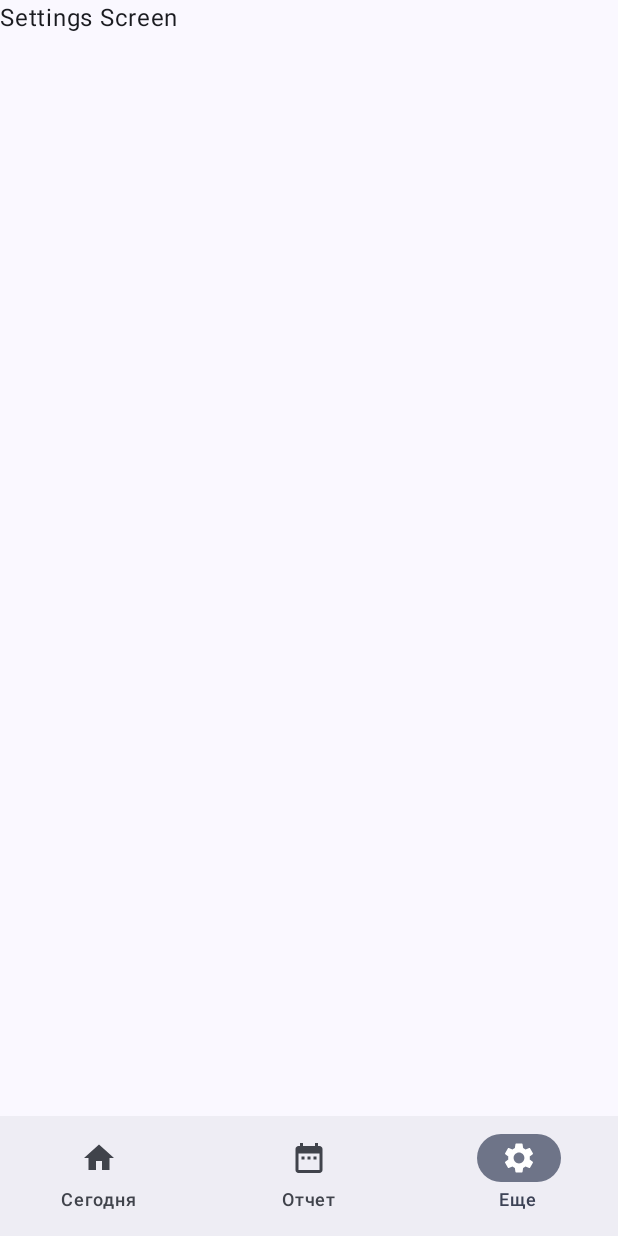
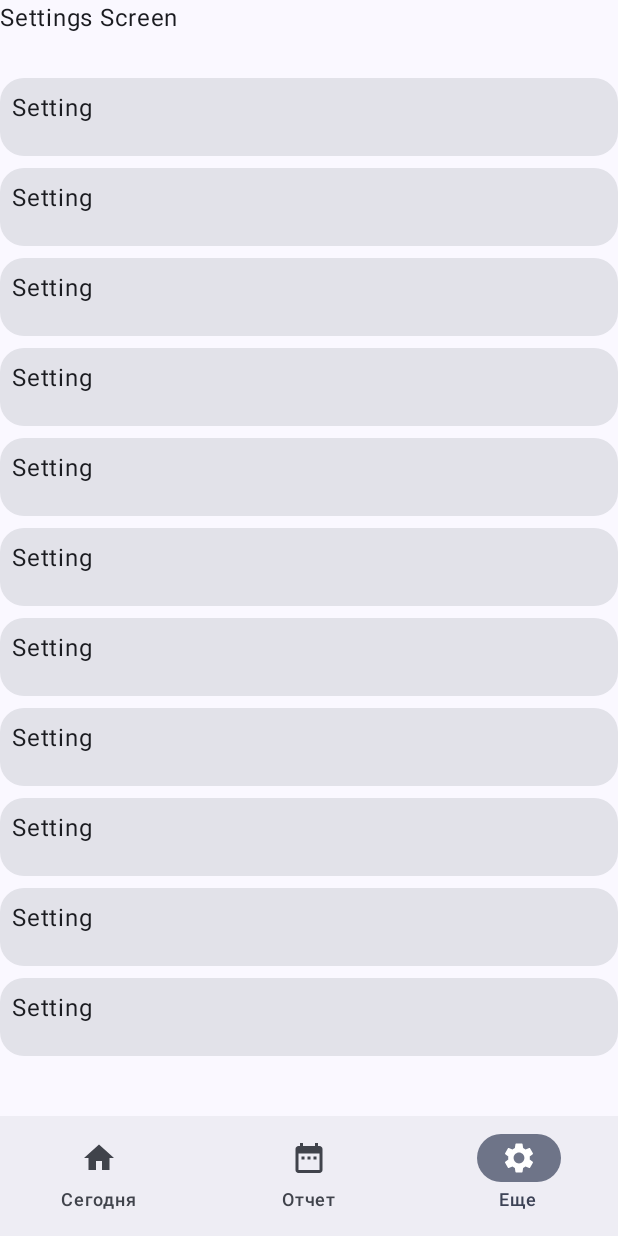
Before and after one commit to XBaTuT3MuHyT/NA_StepTracker, an Android app built with Jetpack Compose: the SettingsScreen screen opened through its navigation route, on a phone screen of 412 x 824 dp. Run offline under Robolectric (Android 15) with nearby library versions, the phone set to English and light mode, and no system bars.

Commit message:
спрятал ботом бар где ненадо и добавил лейзи колумн для настроек

```diff
--- a/app/src/main/java/com/example/na_steptracker/MyApp.kt
+++ b/app/src/main/java/com/example/na_steptracker/MyApp.kt
@@ -3,8 +3,11 @@ package com.example.na_steptracker
 import androidx.compose.foundation.layout.fillMaxSize
 import androidx.compose.material3.Scaffold
 import androidx.compose.runtime.Composable
+import androidx.compose.runtime.getValue
 import androidx.compose.ui.Modifier
+import androidx.navigation.compose.currentBackStackEntryAsState
 import androidx.navigation.compose.rememberNavController
+import com.example.na_steptracker.graphs.BottomBarScreen
 import com.example.na_steptracker.graphs.RootNavGraph
 import com.example.na_steptracker.ui.theme.NA_StepTrackerTheme
 
@@ -12,10 +15,23 @@ import com.example.na_steptracker.ui.theme.NA_StepTrackerTheme
 fun MyApp() {
     val navController = rememberNavController()
 
+    val navBackStackEntry by navController.currentBackStackEntryAsState()
+    val currentRoute = navBackStackEntry?.destination?.route
+
+    val bottomBarScreens = listOf(
+        BottomBarScreen.Home.route,
+        BottomBarScreen.Settings.route,
+        BottomBarScreen.Stat.route
+    )
+
     NA_StepTrackerTheme {
         Scaffold(
             modifier = Modifier.fillMaxSize(),
-            bottomBar = {BottomBar(navController)}
+            bottomBar = {
+                if (currentRoute in bottomBarScreens){
+                    BottomBar(navController)
+                }
+            }
         ){innerPadding ->
             RootNavGraph(navController, innerPadding)
     }
--- a/app/src/main/java/com/example/na_steptracker/screens/auth/ForgotPasswordScreen.kt
+++ b/app/src/main/java/com/example/na_steptracker/screens/auth/ForgotPasswordScreen.kt
@@ -29,7 +29,7 @@ fun ForgotPasswordScreen(navController: NavController) {
             textAlign = TextAlign.Center,
             text = "Forgot password \nscreen"
         )
-        AuthSpacer()
+        AuthSpacer(325.dp)
         LoginClickableText(navController)
         SignupClickableText(navController)
     }
--- a/app/src/main/java/com/example/na_steptracker/screens/auth/LoginScreen.kt
+++ b/app/src/main/java/com/example/na_steptracker/screens/auth/LoginScreen.kt
@@ -15,6 +15,7 @@ import androidx.compose.ui.Alignment
 import androidx.compose.ui.Modifier
 import androidx.compose.ui.graphics.Color
 import androidx.compose.ui.text.style.TextDecoration
+import androidx.compose.ui.unit.Dp
 import androidx.compose.ui.unit.TextUnit
 import androidx.compose.ui.unit.dp
 import androidx.compose.ui.unit.sp
@@ -84,10 +85,12 @@ fun SignupClickableText(navController: NavController){
     ClickableText("Регистрация", route = "signup", navController = navController)
 }
 @Composable
-fun AuthSpacer(){
+fun AuthSpacer(
+    height: Dp = 300.dp
+){
     Spacer(
         modifier = Modifier
-            .height(300.dp)
+            .height(height)
             .fillMaxWidth()
     )
 }
--- a/app/src/main/java/com/example/na_steptracker/screens/home/SettingsScreen.kt
+++ b/app/src/main/java/com/example/na_steptracker/screens/home/SettingsScreen.kt
@@ -1,10 +1,66 @@
 package com.example.na_steptracker.screens.home
 
+import androidx.compose.foundation.clickable
+import androidx.compose.foundation.layout.Arrangement
+import androidx.compose.foundation.layout.PaddingValues
+import androidx.compose.foundation.layout.Spacer
+import androidx.compose.foundation.layout.fillMaxSize
+import androidx.compose.foundation.layout.fillMaxWidth
+import androidx.compose.foundation.layout.height
+import androidx.compose.foundation.layout.padding
+import androidx.compose.foundation.lazy.LazyColumn
+import androidx.compose.foundation.lazy.items
+import androidx.compose.foundation.shape.RoundedCornerShape
+import androidx.compose.material3.Card
+import androidx.compose.material3.MaterialTheme
+import androidx.compose.material3.Surface
 import androidx.compose.material3.Text
 import androidx.compose.runtime.Composable
+import androidx.compose.ui.Modifier
+import androidx.compose.ui.tooling.preview.Preview
+import androidx.compose.ui.unit.dp
 import androidx.navigation.NavController
 
 @Composable
 fun SettingsScreen(navController: NavController) {
     Text("Settings Screen")
+    SettingsList(List<Setting>(20){Setting("Setting ")})
 }
+@Composable
+fun SettingsList(items: List<Setting>){
+    LazyColumn(
+        modifier = Modifier
+            .fillMaxSize()
+            .padding(0.dp, 36.dp),
+        contentPadding = PaddingValues(0.dp, 16.dp),
+        verticalArrangement = Arrangement.spacedBy(8.dp)
+    ) {
+        items(items) { item ->
+            Card(
+                modifier = Modifier
+                    .height(52.dp),
+                onClick = {},
+                shape = RoundedCornerShape(16.dp),
+            ) {
+                Text(
+                    text = item.label,
+                    modifier = Modifier
+                        .fillMaxSize()
+                        .padding(8.dp)
+
+                )
+            }
+
+        }
+    }
+}
+data class Setting(val label: String)
+
+@Preview(
+    showBackground = true,
+
+    )
+@Composable
+fun SettingsListPreview(){
+    SettingsList(List<Setting>(15){Setting("Setting ")})
+}
```
